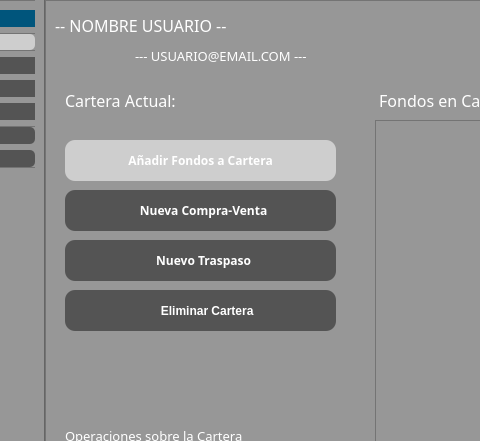
Old version of the form src/GUI/PrincipalUsuario.ui in the repository jesusramondovale/IngenicaSTS; both pictures show x 165 to 645 and y 0 to 441 of the 1411 by 724 pixel window.
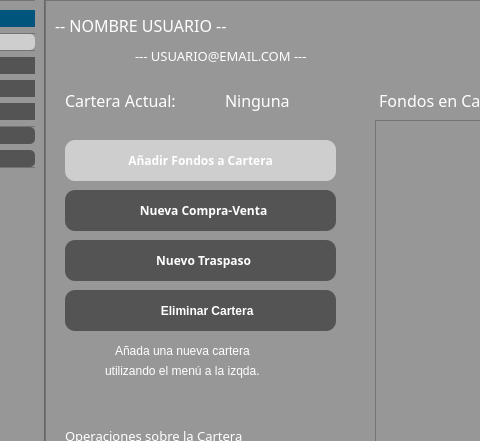
New version of the form. Icons and pictures are not drawn.

Diff of the .ui file:
```diff
--- a/src/GUI/PrincipalUsuario.ui
+++ b/src/GUI/PrincipalUsuario.ui
@@ -1234,7 +1234,7 @@
       </font>
      </property>
      <property name="text">
-      <string/>
+      <string>Ninguna</string>
      </property>
     </widget>
     <widget class="QListWidget" name="listFondosCartera">
@@ -1247,6 +1247,32 @@
       </rect>
      </property>
     </widget>
+    <widget class="QLabel" name="labelSinCarteras">
+     <property name="geometry">
+      <rect>
+       <x>70</x>
+       <y>340</y>
+       <width>181</width>
+       <height>21</height>
+      </rect>
+     </property>
+     <property name="text">
+      <string>Añada una nueva cartera</string>
+     </property>
+    </widget>
+    <widget class="QLabel" name="labelSinCarteras2">
+     <property name="geometry">
+      <rect>
+       <x>60</x>
+       <y>360</y>
+       <width>211</width>
+       <height>21</height>
+      </rect>
+     </property>
+     <property name="text">
+      <string>utilizando el menú a la izqda.</string>
+     </property>
+    </widget>
    </widget>
    <zorder>frameBarra</zorder>
    <zorder>line</zorder>
```
